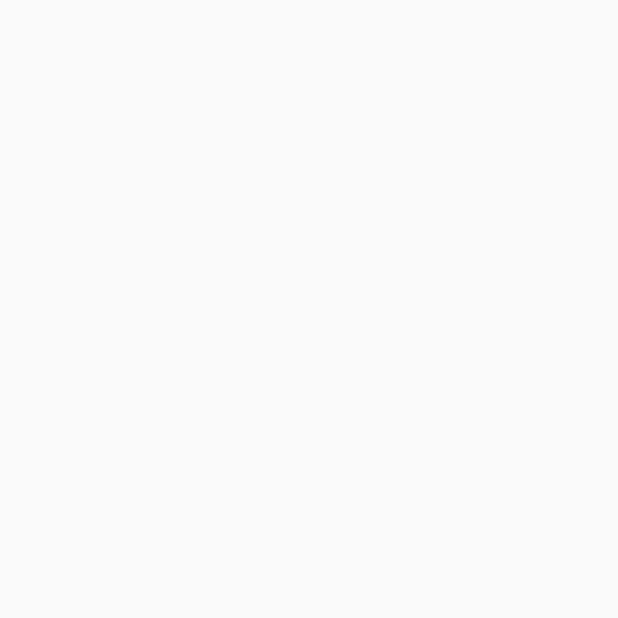
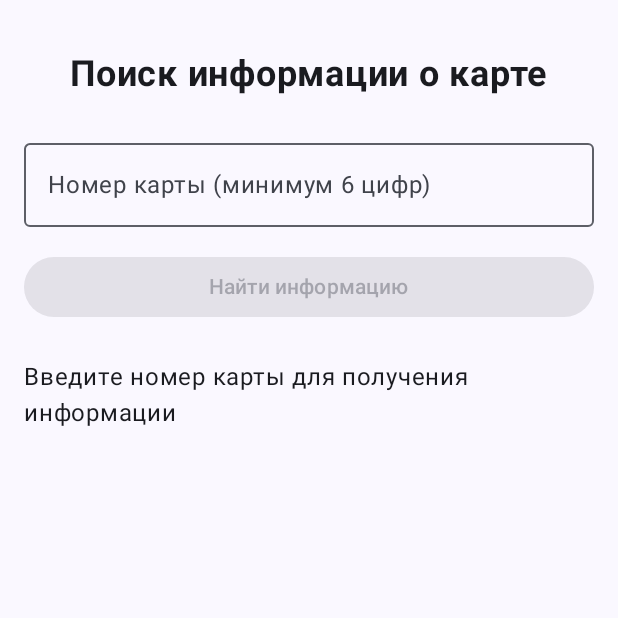
Before and after one commit to jybo84/TestAppBankCard, an Android app built with Jetpack Compose: the screen it shows after launch (MainActivity), on a phone screen of 412 x 824 dp, the top half of it. Before the commit the part shown is empty. Run offline under Robolectric (Android 15) with nearby library versions, the phone set to English and light mode, and no system bars.

Commit message:
z-3 ViewModel State  Screen

```diff
--- a/app/build.gradle.kts
+++ b/app/build.gradle.kts
@@ -71,4 +71,5 @@ dependencies {
     implementation ("androidx.compose.ui:ui-tooling-preview:1.9.0")
     implementation ("androidx.lifecycle:lifecycle-runtime-ktx:2.5.1")
     implementation ("androidx.lifecycle:lifecycle-viewmodel-compose:2.5.1")
+    implementation ("androidx.lifecycle:lifecycle-runtime-compose:2.6.0")
 }
--- a/app/src/main/java/com/example/testappbankcard/MainActivity.kt
+++ b/app/src/main/java/com/example/testappbankcard/MainActivity.kt
@@ -5,12 +5,12 @@ import androidx.activity.ComponentActivity
 import androidx.activity.compose.setContent
 import androidx.activity.enableEdgeToEdge
 import androidx.compose.foundation.layout.fillMaxSize
-import androidx.compose.foundation.layout.padding
-import androidx.compose.material3.Scaffold
-import androidx.compose.material3.Text
-import androidx.compose.runtime.Composable
+import androidx.compose.material3.MaterialTheme
+import androidx.compose.material3.Surface
 import androidx.compose.ui.Modifier
-import androidx.compose.ui.tooling.preview.Preview
+import androidx.lifecycle.viewmodel.compose.viewModel
+import com.example.testappbankcard.ui.screens.CardScreen
+import com.example.testappbankcard.ui.screens.CardViewModel
 import com.example.testappbankcard.ui.theme.TestAppBankCardTheme
 
 class MainActivity : ComponentActivity() {
@@ -18,9 +18,15 @@ class MainActivity : ComponentActivity() {
         super.onCreate(savedInstanceState)
         enableEdgeToEdge()
         setContent {
-
-
-
+            TestAppBankCardTheme {
+                Surface(
+                    modifier = Modifier.fillMaxSize(),
+                    color = MaterialTheme.colorScheme.background
+                ) {
+                    val viewModel: CardViewModel = viewModel()
+                    CardScreen(viewModel = viewModel)
+                }
+            }
         }
     }
 }
--- a/app/src/main/java/com/example/testappbankcard/data/ApiFactory.kt
+++ b/app/src/main/java/com/example/testappbankcard/data/ApiFactory.kt
@@ -4,7 +4,7 @@ import retrofit2.Retrofit
 import retrofit2.converter.gson.GsonConverterFactory
 
 object ApiFactory {
-    private const val BASE_URL = "https://lookup.binlist.net/ "
+    private const val BASE_URL = "https://lookup.binlist.net/"
 
      val retrofit = Retrofit.Builder()
         .baseUrl(BASE_URL)
--- a/app/src/main/java/com/example/testappbankcard/model/Card.kt
+++ b/app/src/main/java/com/example/testappbankcard/model/Card.kt
@@ -6,7 +6,6 @@ class Card(
     val scheme: String = "",
     val type: String? = null,
     val brand: String? = null,
-    val prepaid: Boolean? = null,
     val country: CountryInfo? = null,
     val bank: BankInfo? = null
 ) {
@@ -14,8 +13,6 @@ class Card(
     data class CountryInfo(
         val name: String? = null,
         val currency: String? = null,
-        val latitude: Double? = null,
-        val longitude: Double? = null
     )
 
     data class BankInfo(
--- /dev/null
+++ b/app/src/main/java/com/example/testappbankcard/ui/screens/CardScreen.kt
@@ -0,0 +1,90 @@
+package com.example.testappbankcard.ui.screens
+
+import androidx.compose.foundation.layout.Column
+import androidx.compose.foundation.layout.Spacer
+import androidx.compose.foundation.layout.fillMaxSize
+import androidx.compose.foundation.layout.fillMaxWidth
+import androidx.compose.foundation.layout.height
+import androidx.compose.foundation.layout.padding
+import androidx.compose.foundation.text.KeyboardOptions
+import androidx.compose.material3.Button
+import androidx.compose.material3.OutlinedTextField
+import androidx.compose.material3.Text
+import androidx.compose.runtime.Composable
+import androidx.compose.runtime.collectAsState
+import androidx.compose.runtime.getValue
+import androidx.compose.runtime.mutableStateOf
+import androidx.compose.runtime.remember
+import androidx.compose.runtime.setValue
+import androidx.compose.ui.Alignment
+import androidx.compose.ui.Modifier
+import androidx.compose.ui.text.font.FontWeight
+import androidx.compose.ui.text.input.KeyboardType
+import androidx.compose.ui.unit.dp
+import androidx.compose.ui.unit.sp
+
+@Composable
+fun CardScreen(viewModel: CardViewModel) {
+    val uiState by viewModel.uiState.collectAsState()
+    var cardNumber by remember { mutableStateOf("") }
+
+    Column(
+        modifier = Modifier
+            .fillMaxSize()
+            .padding(horizontal = 16.dp, vertical = 35.dp),
+        horizontalAlignment = Alignment.CenterHorizontally
+    ) {
+        Text(
+            text = "Поиск информации о карте",
+            fontSize = 24.sp,
+            fontWeight = FontWeight.Bold
+        )
+
+        Spacer(modifier = Modifier.height(24.dp))
+
+        OutlinedTextField(
+            value = cardNumber,
+            onValueChange = { cardNumber = it },
+            label = { Text("Номер карты (минимум 6 цифр)") },
+            modifier = Modifier.fillMaxWidth(),
+            keyboardOptions = KeyboardOptions(keyboardType = KeyboardType.Number),
+            singleLine = true
+        )
+
+        Spacer(modifier = Modifier.height(16.dp))
+
+        Button(
+            onClick = { viewModel.loadCardInfo(cardNumber) },
+            modifier = Modifier.fillMaxWidth(),
+            enabled = cardNumber.isNotBlank() && uiState !is CardUiState.Loading
+        ) {
+            Text("Найти информацию")
+        }
+
+        Spacer(modifier = Modifier.height(24.dp))
+
+        when (uiState) {
+            is CardUiState.Initial -> {
+                Text(
+                    text = "Введите номер карты для получения информации",
+                    fontSize = 16.sp
+                )
+            }
+
+            is CardUiState.Loading -> {
+                LoadingIndicator()
+            }
+
+            is CardUiState.Success -> {
+                CardInfoCard(card = (uiState as CardUiState.Success).card)
+            }
+
+            is CardUiState.Error -> {
+                ErrorView(
+                    message = (uiState as CardUiState.Error).message,
+                    onRetry = { viewModel.loadCardInfo(cardNumber) }
+                )
+            }
+        }
+    }
+}
--- /dev/null
+++ b/app/src/main/java/com/example/testappbankcard/ui/screens/CardUiState.kt
@@ -0,0 +1,10 @@
+package com.example.testappbankcard.ui.screens
+
+import com.example.testappbankcard.model.Card
+
+sealed class CardUiState {
+    object Initial : CardUiState()
+    object Loading : CardUiState()
+    data class Success(val card: Card) : CardUiState()
+    data class Error(val message: String) : CardUiState()
+}
```
Also changed, not shown: app/src/main/java/com/example/testappbankcard/ui/screens/CardInfoCard.kt (added, +117 -0 lines), app/src/main/java/com/example/testappbankcard/ui/screens/CardViewModel.kt (added, +53 -0 lines), app/src/main/java/com/example/testappbankcard/ui/screens/ErrorView.kt (added, +64 -0 lines), app/src/main/java/com/example/testappbankcard/ui/screens/LoadingIndicator.kt (added, +22 -0 lines), 1 other file.
